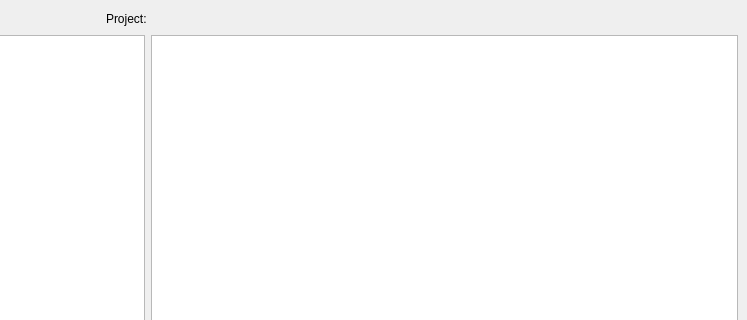
Open-MSS/MSS, file mslib/msui/ui/ui_mscolab_project_window.ui: the form before one commit; both pictures show x 120 to 867 and y 0 to 320 of the 867 by 687 pixel window.
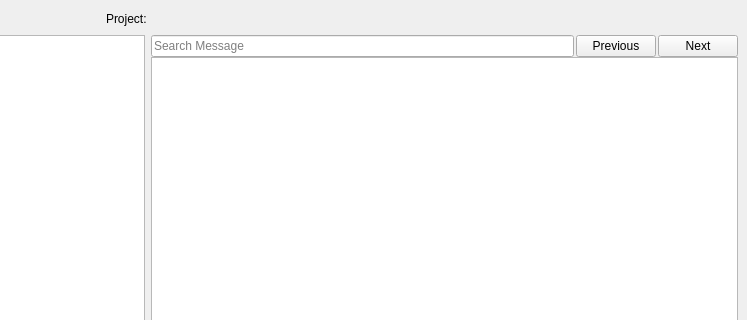
The form after the commit.

Commit message: added message search in mscolab chat and tests for it

Diff of the .ui file:
```diff
--- a/mslib/msui/ui/ui_mscolab_project_window.ui
+++ b/mslib/msui/ui/ui_mscolab_project_window.ui
@@ -100,10 +100,50 @@
          </widget>
         </item>
         <item>
-         <layout class="QVBoxLayout" name="verticalLayout_3" stretch="4,1">
+         <layout class="QVBoxLayout" name="verticalLayout_3" stretch="0,4,1">
           <property name="spacing">
            <number>0</number>
           </property>
+          <item>
+           <layout class="QHBoxLayout" name="horizontalLayout_5">
+            <property name="spacing">
+             <number>2</number>
+            </property>
+            <property name="leftMargin">
+             <number>0</number>
+            </property>
+            <property name="topMargin">
+             <number>0</number>
+            </property>
+            <property name="rightMargin">
+             <number>0</number>
+            </property>
+            <property name="bottomMargin">
+             <number>0</number>
+            </property>
+            <item>
+             <widget class="QLineEdit" name="searchMessageLineEdit">
+              <property name="placeholderText">
+               <string>Search Message</string>
+              </property>
+             </widget>
+            </item>
+            <item>
+             <widget class="QPushButton" name="searchPrevBtn">
+              <property name="text">
+               <string>Previous</string>
+              </property>
+             </widget>
+            </item>
+            <item>
+             <widget class="QPushButton" name="searchNextBtn">
+              <property name="text">
+               <string>Next</string>
+              </property>
+             </widget>
+            </item>
+           </layout>
+          </item>
           <item>
            <widget class="QListWidget" name="messageList">
             <property name="sizePolicy">
```
The commit also changes 3 other files.
